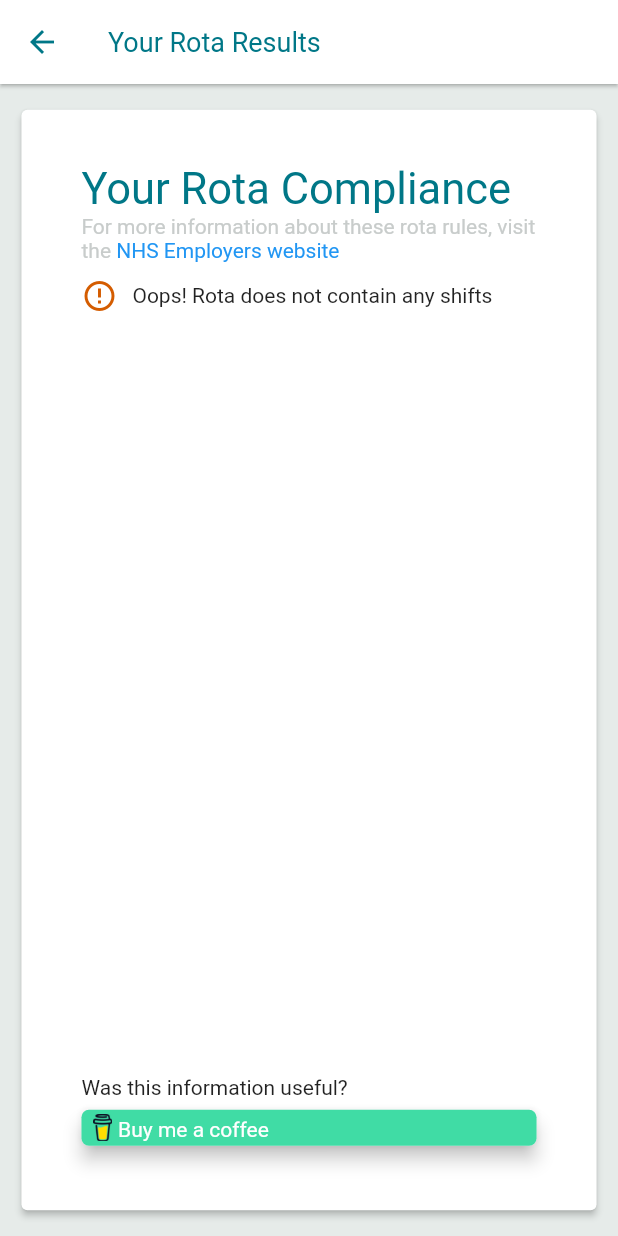
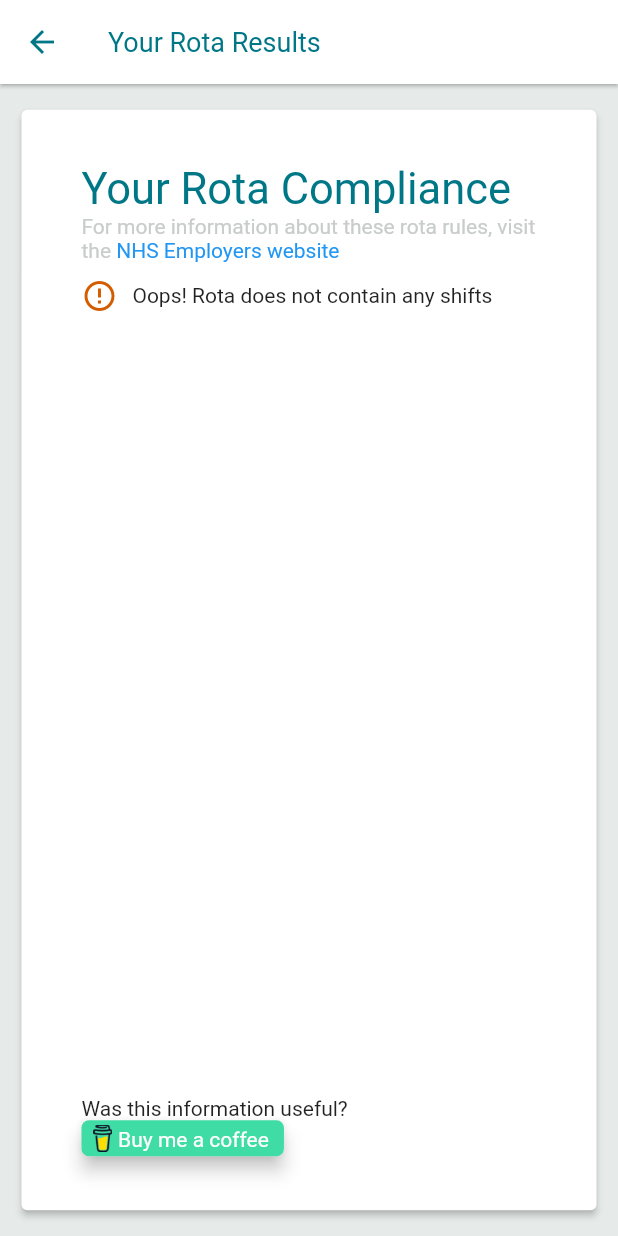
Before and after one commit to CourtneyOB/rota_checker, a Flutter app: the ResultsPage screen opened by its route, on a phone screen of 412 x 824 dp. Run offline on Flutter 3.47's test engine with Material 2 defaults, Android fonts, the phone set to English and light mode, and no system bars; drawn by our look-alikes of auto_size_text; our stand-ins replace cloud_firestore, firebase_core, flutter_riverpod, mask_text_input_formatter, pdf, shared_preferences; missing offline and left inert: dart:html, week_of_year; accounts and stored records are empty; generated files the repository leaves out were written again.

Commit message:
wrap coffee button

```diff
--- a/lib/screens/resultspage.dart
+++ b/lib/screens/resultspage.dart
@@ -108,6 +108,7 @@ class ResultsPage extends ConsumerWidget {
                       ),
                     ),
                     Wrap(
+                      crossAxisAlignment: WrapCrossAlignment.center,
                       children: [
                         Text('Was this information useful? '),
                         CoffeeButton(),
--- a/lib/widgets/coffee_button.dart
+++ b/lib/widgets/coffee_button.dart
@@ -5,9 +5,7 @@ import 'package:url_launcher/url_launcher.dart';
 class CoffeeButton extends StatelessWidget {
   @override
   Widget build(BuildContext context) {
-    return Padding(
-      padding: const EdgeInsets.symmetric(vertical: 7.0),
-      child: MouseRegion(
+    return MouseRegion(
       cursor: SystemMouseCursors.click,
       child: GestureDetector(
         onTap: () async {
@@ -21,6 +19,7 @@ class CoffeeButton extends StatelessWidget {
                 borderRadius: BorderRadius.all(Radius.circular(5.0)),
                 color: Color(0xFF40DCA5)),
             height: 24.0,
+            width: 135.0,
             child: Align(
               alignment: Alignment.centerLeft,
               child: Padding(
@@ -32,8 +31,7 @@ class CoffeeButton extends StatelessWidget {
                       padding: const EdgeInsets.symmetric(vertical: 3.0),
                       child: Image(
                         filterQuality: FilterQuality.medium,
-                          image:
-                              AssetImage('assets/bmc-logo-no-background.png'),
+                        image: AssetImage('assets/bmc-logo-no-background.png'),
                       ),
                     ),
                     Padding(
@@ -50,7 +48,6 @@ class CoffeeButton extends StatelessWidget {
           ),
         ),
       ),
-      ),
     );
   }
 }
```
Lines whose indentation alone changed are shown as unchanged.
